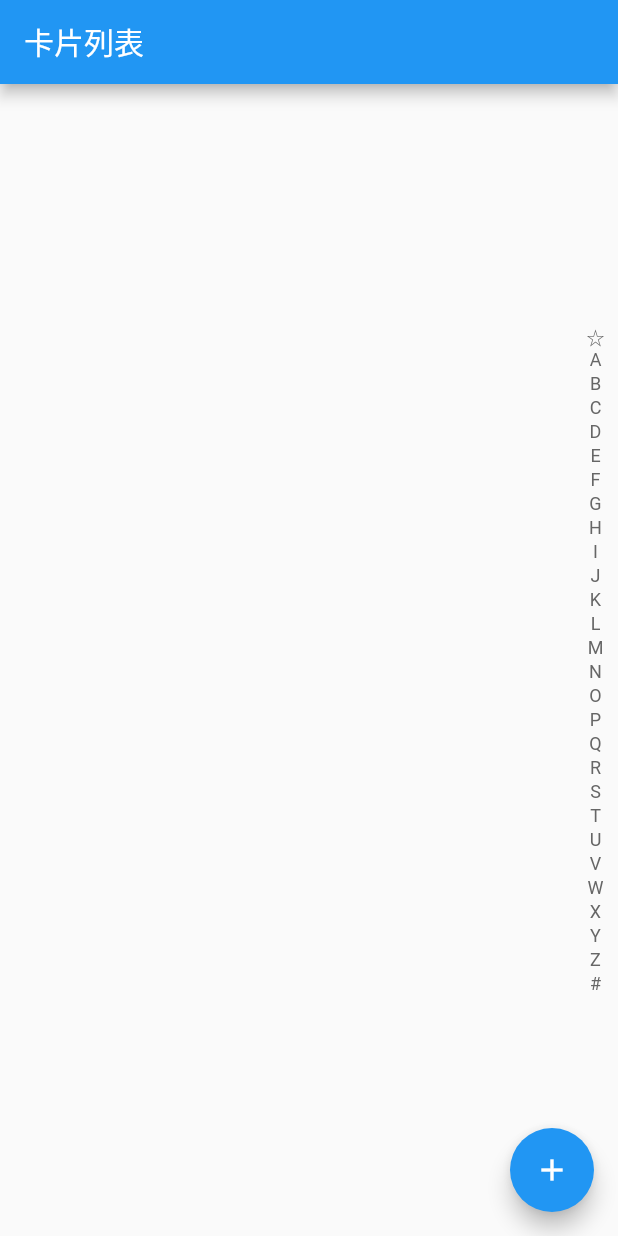
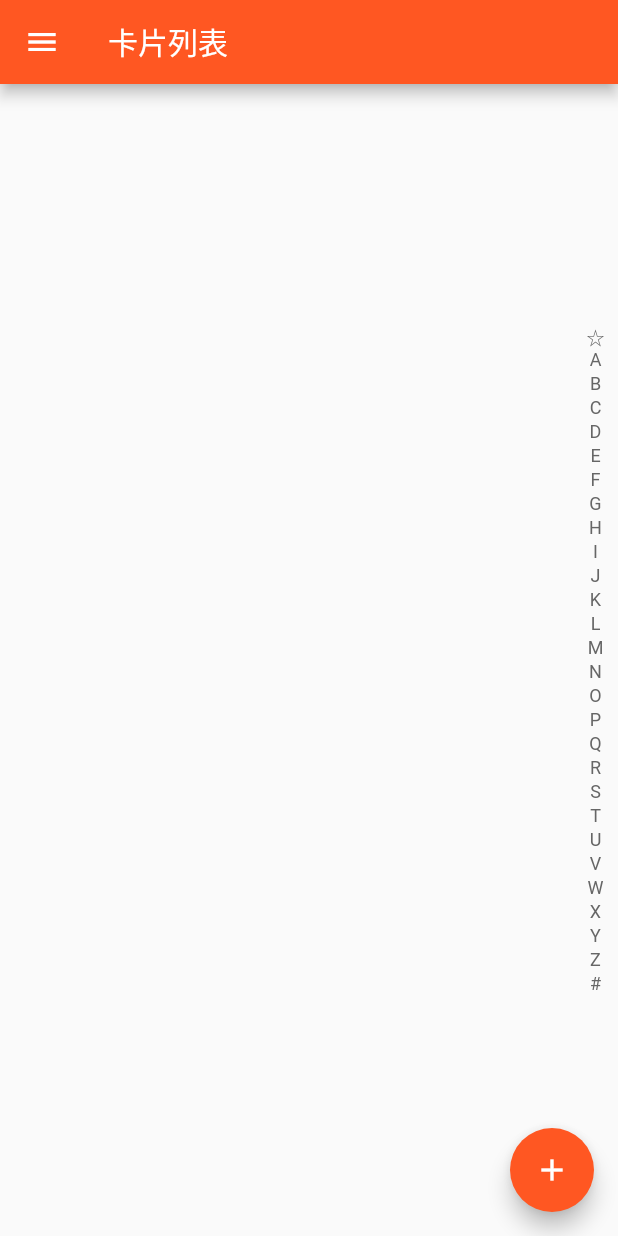
Before and after one commit to y-yushu/flutter_password_saving_software, a Flutter app: the screen it shows after launch, on a phone screen of 412 x 824 dp. Run offline on Flutter 3.47's test engine with Material 2 defaults, Android fonts, the phone set to English and light mode, and no system bars; drawn by our look-alikes of azlistview; our stand-ins replace hive, hive_flutter; missing offline and left inert: lpinyin; accounts and stored records are empty.

Commit message:
feat: 增加左侧抽屉；增加浮动按钮的显示隐藏效果

```diff
--- a/lib/main.dart
+++ b/lib/main.dart
@@ -13,6 +13,7 @@ class MyApp extends StatelessWidget {
   @override
   Widget build(BuildContext context) {
     return MaterialApp(
+      theme: ThemeData(primaryColor: Colors.deepOrange),
       initialRoute: homeRoute,
       routes: routes,
     );
--- a/lib/page/home.dart
+++ b/lib/page/home.dart
@@ -1,5 +1,6 @@
 import 'package:flutter/material.dart';
 import 'package:azlistview/azlistview.dart';
+import 'package:flutter/rendering.dart';
 import 'package:flutter_password_saving_software/global/global.dart';
 import 'package:flutter_password_saving_software/hive/AccountAdapter.dart';
 import 'package:flutter_password_saving_software/hive/HiveUtil.dart';
@@ -16,22 +17,22 @@ class HomePage extends StatefulWidget {
 }
 
 class _HomePageState extends State<HomePage> {
+  bool _isFabVisible = true;
+
   @override
   Widget build(BuildContext context) {
     return Scaffold(
       appBar: AppBar(
         title: const Text('卡片列表'),
+        backgroundColor: Theme.of(context).primaryColor,
       ),
-      floatingActionButton: FloatingActionButton(
-        onPressed: () {
-          Navigator.pushNamed(context, editRoute);
-        },
-        child: const Icon(Icons.add),
-      ),
+      drawer: pageDrawer(),
+      floatingActionButton: pageButton(context),
       body: pageBody(context),
     );
   }
 
+  // 页面主体
   Widget pageBody(BuildContext context) {
     return ValueListenableBuilder(
       valueListenable: Hive.box<Account>(HiveUtil.lockBox).listenable(),
@@ -41,7 +42,26 @@ class _HomePageState extends State<HomePage> {
         list.sort((a, b) => PinyinHelper.getFirstWordPinyin(a.title)
             .compareTo(PinyinHelper.getFirstWordPinyin(b.title)));
         // 渲染
-        return AzListView(
+        return NotificationListener(
+          onNotification: (notification) {
+            if (notification is ScrollUpdateNotification) {
+              if (notification.scrollDelta! > 0) {
+                if (_isFabVisible) {
+                  setState(() {
+                    _isFabVisible = false;
+                  });
+                }
+              } else if (notification.scrollDelta! < 0) {
+                if (!_isFabVisible) {
+                  setState(() {
+                    _isFabVisible = true;
+                  });
+                }
+              }
+            }
+            return true;
+          },
+          child: AzListView(
             data: list,
             itemCount: list.length,
             itemBuilder: ((context, index) {
@@ -65,8 +85,53 @@ class _HomePageState extends State<HomePage> {
               ),
               selectItemDecoration: BoxDecoration(),
             ),
+          ),
         );
       },
     );
   }
+
+  // 页面左滑窗口
+  Widget pageDrawer() {
+    return Drawer(
+      child: SafeArea(
+        child: ListView(
+          padding: EdgeInsets.zero,
+          children: [
+            ListTile(
+              leading: const Icon(Icons.settings),
+              title: const Text('设置'),
+              onTap: () {
+                Navigator.pushNamed(context, settingRoute);
+              },
+            ),
+            Divider(),
+            ListTile(
+              leading: Icon(Icons.css),
+              title: Text('主页2'),
+              onTap: () {
+                print('object');
+              },
+            ),
+          ],
+        ),
+      ),
+    );
   }
+
+  // 页面新增按钮
+  Widget pageButton(BuildContext context) {
+    return AnimatedContainer(
+      duration: const Duration(milliseconds: 200), // 动画持续时间
+      height: _isFabVisible ? 56.0 : 0.0, // 控制高度
+      width: _isFabVisible ? 56.0 : 0.0, // 控制宽度
+      child: FloatingActionButton(
+        backgroundColor: Theme.of(context).primaryColor,
+        onPressed: () {
+          Navigator.pushNamed(context, editRoute);
+        },
+        child: const Icon(Icons.add),
+      ), // 当不可见时不渲染 FloatingActionButton
+    );
+  }
+}
```
Also changed, not shown: lib/page/home copy.dart (added, +175 -0 lines), lib/page/setting.dart (+7 -1 lines). Lines whose indentation alone changed are shown as unchanged.
